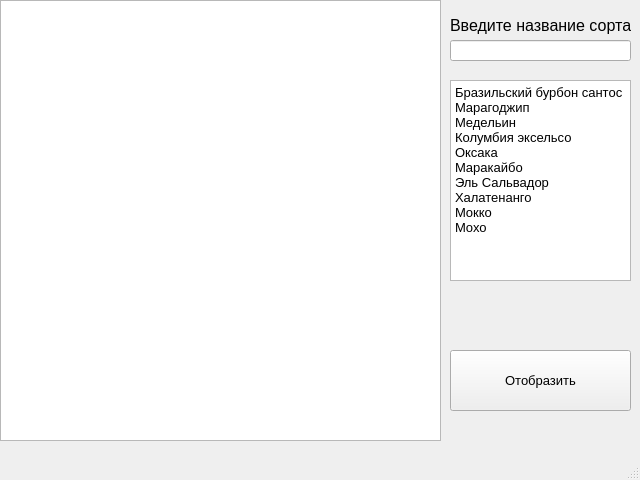
First picture: the form in main.ui, repository Charmink/coffe, before the edit.
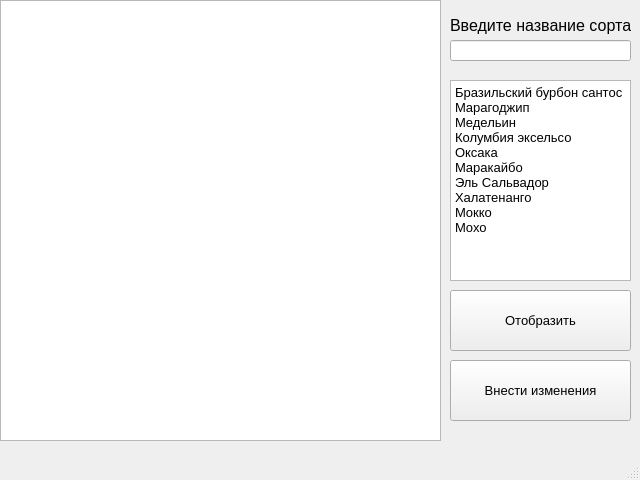
Second picture: the form after the edit.

```diff
--- a/main.ui
+++ b/main.ui
@@ -81,7 +81,7 @@
     <property name="geometry">
      <rect>
       <x>450</x>
-      <y>350</y>
+      <y>290</y>
       <width>181</width>
       <height>61</height>
      </rect>
@@ -95,6 +95,24 @@
      <string>Отобразить</string>
     </property>
    </widget>
+   <widget class="QPushButton" name="pushButton_2">
+    <property name="geometry">
+     <rect>
+      <x>450</x>
+      <y>360</y>
+      <width>181</width>
+      <height>61</height>
+     </rect>
+    </property>
+    <property name="font">
+     <font>
+      <pointsize>10</pointsize>
+     </font>
+    </property>
+    <property name="text">
+     <string>Внести изменения</string>
+    </property>
+   </widget>
   </widget>
   <widget class="QMenuBar" name="menubar">
    <property name="geometry">
```
